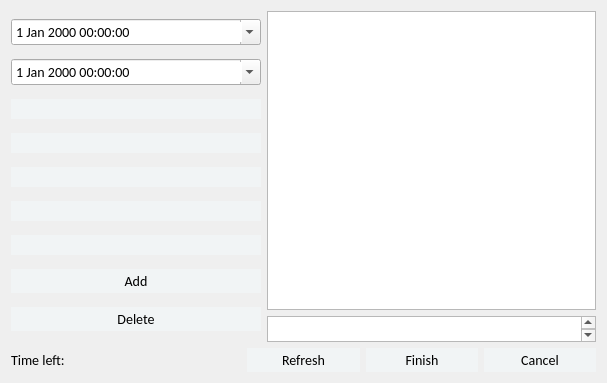
joshuawootonn/time-track, file Source/Time Track/shifteditform.ui: the form before one commit.
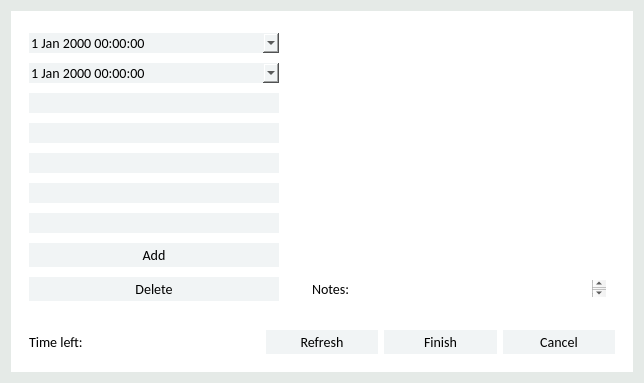
The form after the commit.

The edit to the form file:
```diff
--- a/Source/Time Track/shifteditform.ui
+++ b/Source/Time Track/shifteditform.ui
@@ -6,7 +6,7 @@
    <rect>
     <x>0</x>
     <y>0</y>
-    <width>607</width>
+    <width>644</width>
     <height>383</height>
    </rect>
   </property>
@@ -20,9 +20,9 @@
    <string>Time-Track</string>
   </property>
   <property name="styleSheet">
-   <string notr="true">QWidget#MainForm{
+   <string notr="true">QWidget#ShiftEditForm{
 
-background-color:#BAC7BE;
+background-color:#E5EAE7;
 }
 *{
 font-family:&quot;Calibri&quot;;
@@ -31,18 +31,6 @@
 }
 
 
-QTabWidget{
-margin:0px;
-padding:0px;
-border-top: 15px solid #D3D3D3;
-
-background-color:#F1F4F5;
-
-}
-QTabWidget#EmployeeSettings{
-background-color:#F1F4F5;
-}
-
 
 QStackedWidget{
 margin:0px;
@@ -51,12 +39,25 @@
 
 
 QWidget{
+
 margin:0px;
 padding:0px;
 }
+QWidget#bigwidger{
+background-color:#FFFFFF;
+border:none;
+}
 
 
 
+QTableWidget{
+border:none;
+}
+QTextEdit{
+border:none;
+}
+
+
 QPushButton{
 padding:3px;
 border:none;
@@ -67,6 +68,19 @@
 }
 
 
+QDateTimeEdit{
+border:none;
+background-color:#F1F4F5;
+}
+QDateEditTime:hover{
+border:none;
+background-color:#E4E9EB;
+}
+QDateEditTime::drop-down{
+border:none;
+}
+
+
 QComboBox{
 border:none;
 background-color:#F1F4F5;
@@ -101,10 +115,12 @@
   </property>
   <layout class="QGridLayout" name="gridLayout">
    <item row="0" column="0">
+    <widget class="QWidget" name="bigwidger" native="true">
     <layout class="QVBoxLayout" name="verticalLayout_2">
      <item>
       <layout class="QHBoxLayout" name="horizontalLayout">
        <item>
+         <widget class="QWidget" name="left" native="true">
         <layout class="QVBoxLayout" name="verticalLayout">
          <property name="sizeConstraint">
           <enum>QLayout::SetMinimumSize</enum>
@@ -195,8 +211,10 @@
           </widget>
          </item>
         </layout>
+         </widget>
        </item>
        <item>
+         <widget class="QWidget" name="right" native="true">
         <layout class="QVBoxLayout" name="verticalLayout_3">
          <item>
           <widget class="QTableWidget" name="Sections">
@@ -206,6 +224,34 @@
           </widget>
          </item>
          <item>
+            <widget class="QWidget" name="DescriptionWidget" native="true">
+             <property name="sizePolicy">
+              <sizepolicy hsizetype="Preferred" vsizetype="Preferred">
+               <horstretch>0</horstretch>
+               <verstretch>0</verstretch>
+              </sizepolicy>
+             </property>
+             <property name="maximumSize">
+              <size>
+               <width>16777215</width>
+               <height>35</height>
+              </size>
+             </property>
+             <layout class="QHBoxLayout" name="horizontalLayout_3">
+              <item>
+               <widget class="QLabel" name="label_2">
+                <property name="maximumSize">
+                 <size>
+                  <width>16777215</width>
+                  <height>26</height>
+                 </size>
+                </property>
+                <property name="text">
+                 <string>Notes:</string>
+                </property>
+               </widget>
+              </item>
+              <item>
           <widget class="QTextEdit" name="Description">
            <property name="maximumSize">
             <size>
@@ -216,10 +262,15 @@
           </widget>
          </item>
         </layout>
+            </widget>
+           </item>
+          </layout>
+         </widget>
        </item>
       </layout>
      </item>
      <item>
+       <widget class="QWidget" name="bottom" native="true">
       <layout class="QHBoxLayout" name="horizontalLayout_2">
        <item>
         <widget class="QLabel" name="label">
@@ -257,8 +308,10 @@
         </widget>
        </item>
       </layout>
-     </item>
-    </layout>
+       </widget>
+      </item>
+     </layout>
+    </widget>
    </item>
   </layout>
  </widget>
```
Lines whose indentation alone changed are shown as unchanged.
